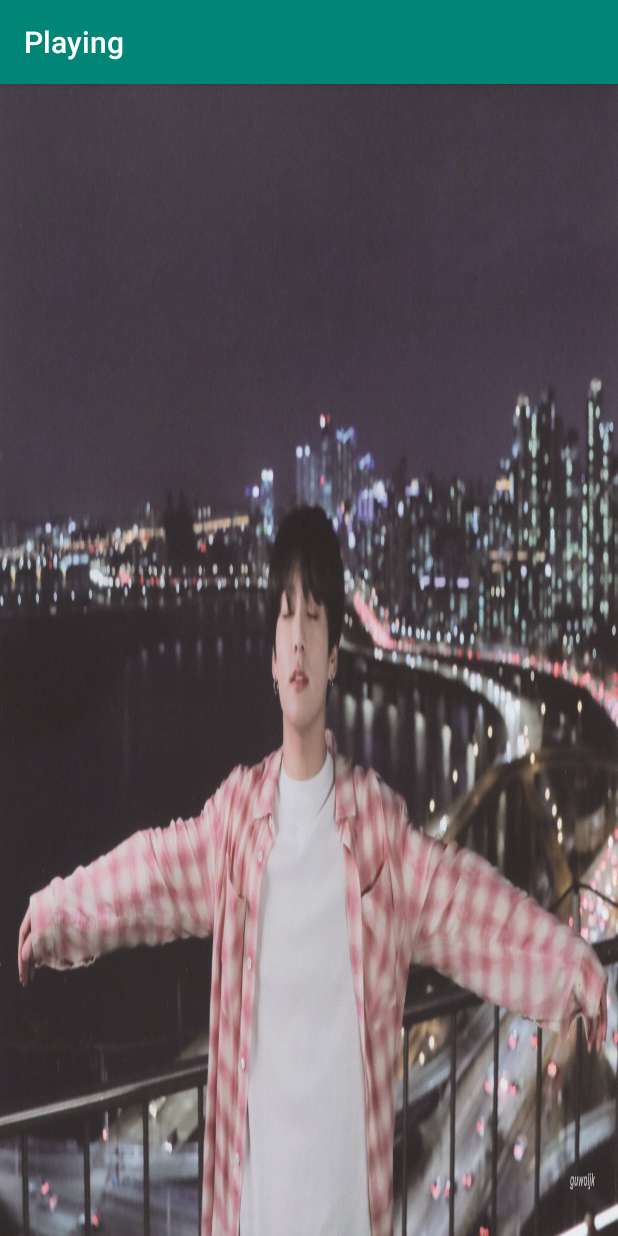
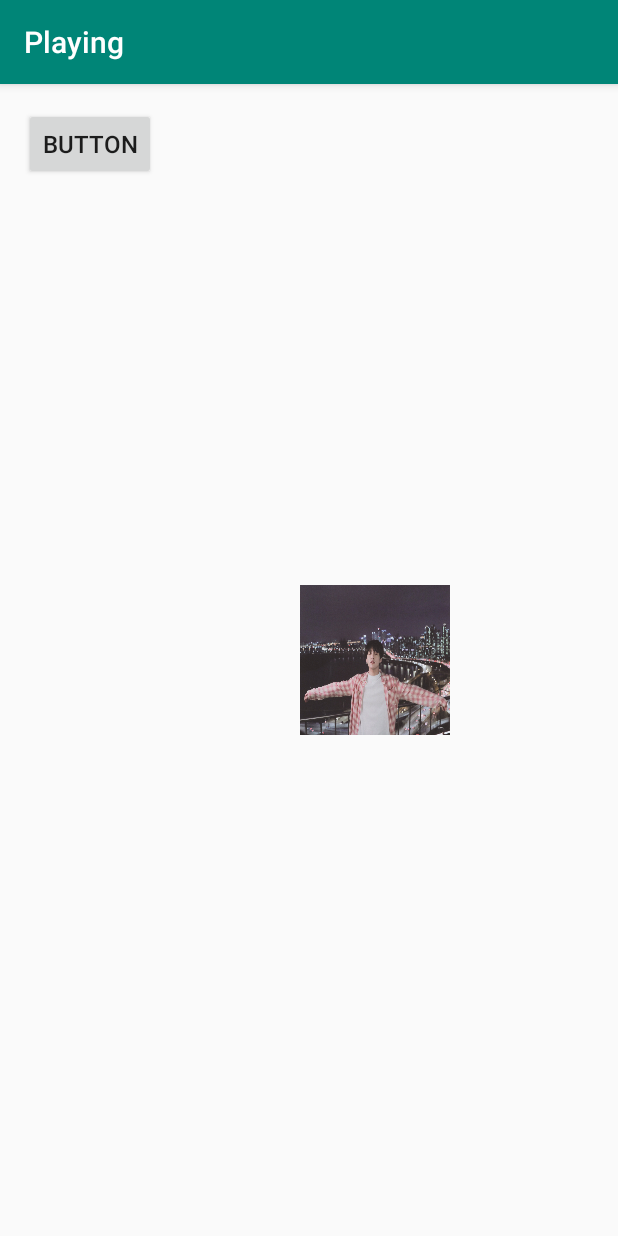
Before and after one commit to SukandaChanawt1999/Playing, an Android app: the screen it shows after launch (MainActivity), on a phone screen of 412 x 824 dp. Run offline under Robolectric (Android 15) with nearby library versions, the phone set to English and light mode, and no system bars.

Commit message:
7.Layouts on Different Devices

```diff
--- a/app/src/main/res/layout/activity_main.xml
+++ b/app/src/main/res/layout/activity_main.xml
@@ -8,10 +8,8 @@
 
     <ImageView
         android:id="@+id/imageView"
-        android:layout_width="wrap_content"
-        android:layout_height="wrap_content"
-        android:layout_marginStart="16dp"
-        android:layout_marginLeft="16dp"
+        android:layout_width="100dp"
+        android:layout_height="100dp"
         android:layout_marginTop="16dp"
         android:layout_marginEnd="16dp"
         android:layout_marginRight="16dp"
@@ -19,8 +17,20 @@
         android:scaleType="fitXY"
         app:layout_constraintBottom_toBottomOf="parent"
         app:layout_constraintEnd_toEndOf="parent"
-        app:layout_constraintStart_toStartOf="parent"
+        app:layout_constraintStart_toEndOf="@+id/button"
         app:layout_constraintTop_toTopOf="parent"
         app:srcCompat="@drawable/jk" />
 
+    <Button
+        android:id="@+id/button"
+        android:layout_width="wrap_content"
+        android:layout_height="wrap_content"
+        android:layout_marginStart="16dp"
+        android:layout_marginLeft="16dp"
+        android:layout_marginTop="16dp"
+        android:text="Button"
+        android:textSize="16sp"
+        app:layout_constraintStart_toStartOf="parent"
+        app:layout_constraintTop_toTopOf="parent" />
+
 </androidx.constraintlayout.widget.ConstraintLayout>
```
